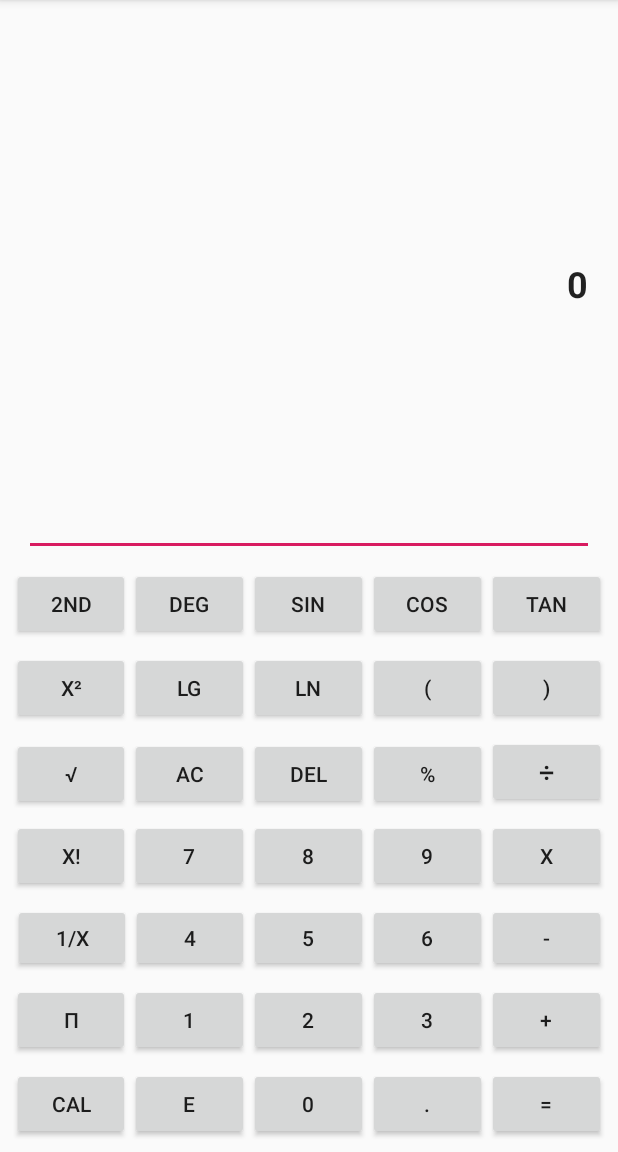
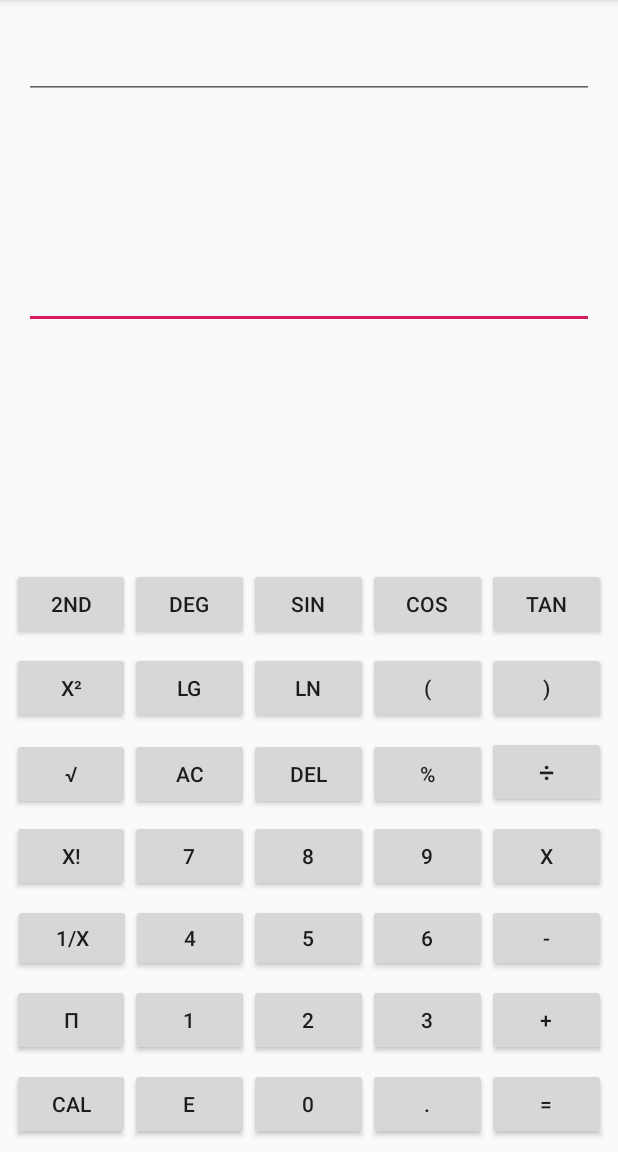
Before and after one commit to ShaneCunn/calculatorAndroidNew, an Android app: the ScienceActivity screen opened directly, with no data from a screen before it, on a phone screen of 412 x 824 dp, the part 84-1236 px from its top. Run offline under Robolectric (Android 15) with nearby library versions, the phone set to English and light mode, and no system bars.

Commit message:
imported EvalEx to science view

```diff
--- a/app/src/main/res/layout/activity_science.xml
+++ b/app/src/main/res/layout/activity_science.xml
@@ -7,16 +7,31 @@
     tools:context="com.construction.calculator.ScienceActivity">
 
     <EditText
-        android:id="@+id/displayTV"
+        android:id="@+id/TVExpression"
         android:layout_width="0dp"
-        android:layout_height="0dp"
+        android:layout_height="58dp"
         android:layout_marginStart="16dp"
         android:layout_marginTop="8dp"
+        android:layout_marginEnd="16dp"
+        android:clickable="true"
+        android:editable="false"
+        android:textAlignment="textEnd"
+        android:textSize="24sp"
+        android:textStyle="bold"
+        app:layout_constraintEnd_toEndOf="parent"
+        app:layout_constraintHorizontal_bias="1.0"
+        app:layout_constraintStart_toStartOf="parent"
+        app:layout_constraintTop_toTopOf="parent" />
+
+    <EditText
+        android:id="@+id/tvDisplay"
+        android:layout_width="0dp"
+        android:layout_height="153dp"
+        android:layout_marginStart="16dp"
         android:layout_marginEnd="16dp"
         android:layout_marginBottom="8dp"
         android:clickable="true"
         android:editable="false"
-        android:text="@string/defaultTextvalue"
         android:textAlignment="textEnd"
         android:textSize="24sp"
         android:textStyle="bold"
@@ -24,7 +39,8 @@
         app:layout_constraintEnd_toEndOf="parent"
         app:layout_constraintHorizontal_bias="0.0"
         app:layout_constraintStart_toStartOf="parent"
-        app:layout_constraintTop_toTopOf="parent" />
+        app:layout_constraintTop_toBottomOf="@+id/TVExpression"
+        app:layout_constraintVertical_bias="0.0" />
 
 
     <LinearLayout
```
Also changed, not shown: app/src/main/java/com/construction/calculator/ScienceActivity.java (+124 -81 lines).
